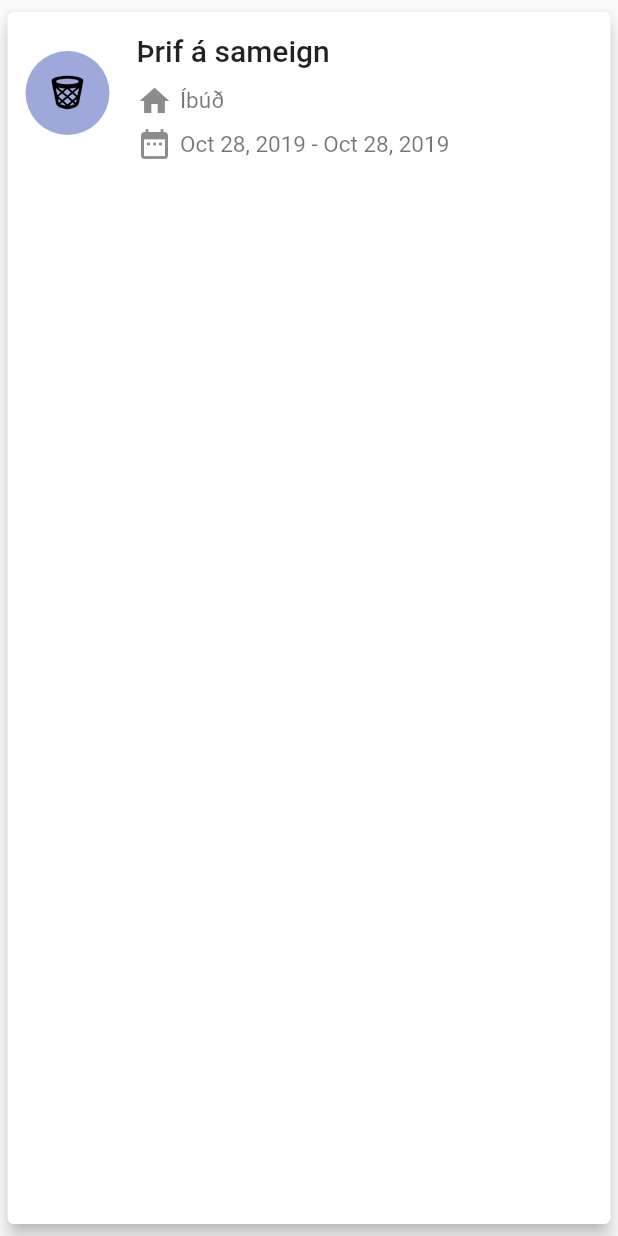
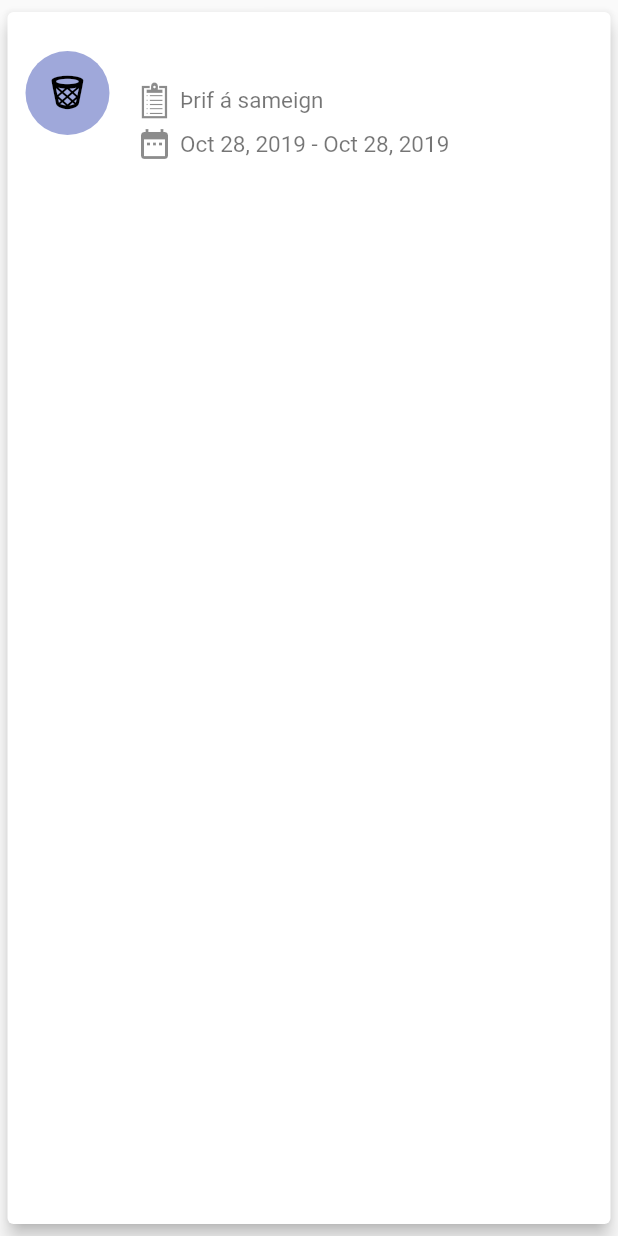
Before and after one commit to Hafst1/Husfelag, a Flutter app: the CleaningListItem widget shown alone on an empty page, opened directly with empty values, on a phone screen of 412 x 824 dp. Run offline on Flutter 3.47's test engine with Material 2 defaults, Android fonts, the phone set to English and light mode, and no system bars; our stand-ins replace table_calendar; statements that could not run were skipped.

Commit message:
small changes to list_items

```diff
--- a/lib/providers/constructions_provider.dart
+++ b/lib/providers/constructions_provider.dart
@@ -56,7 +56,7 @@ class ConstructionsProvider with ChangeNotifier {
       case ConstructionStatus.old:
         return dateTo.isBefore(currentDate);
       default:
-        return false;
+        return true;
     }
   }
 
--- a/lib/widgets/cleaning_list_item.dart
+++ b/lib/widgets/cleaning_list_item.dart
@@ -40,7 +40,7 @@ class CleaningListItem extends StatelessWidget {
           ),
         ),
         title: Text(
-          "Þrif á sameign",
+          apartment,
           style: Theme.of(context).textTheme.title,
         ),
         subtitle: Container(
@@ -49,13 +49,14 @@ class CleaningListItem extends StatelessWidget {
             children: <Widget>[
               Row(
                 children: <Widget>[
-                  Icon(Icons.home),
+                  Icon(CustomIcons.clipboard),
                   SizedBox(
                     width: 5,
                   ),
                   Expanded(
                     child: Text(
-                      'Íbúð $apartment',
+                      //apartment,
+                      "Þrif á sameign",
                       style: TextStyle(fontSize: 15),
                     ),
                   ),
--- a/lib/widgets/meetings_list_item.dart
+++ b/lib/widgets/meetings_list_item.dart
@@ -6,14 +6,12 @@ import './custom_icons_icons.dart';
 class MeetingsListItem extends StatelessWidget {
   final String title;
   final DateTime date;
-  final String startsAt;
   final String location;
   final String route;
 
   MeetingsListItem(
     {@required this.title,
     @required this.date,
-    @required this.startsAt,
     @required this.location,
     @required this.route}
   );
@@ -85,7 +83,7 @@ class MeetingsListItem extends StatelessWidget {
                   ),
                   Expanded(
                     child: Text(
-                      startsAt,
+                      DateFormat.Hm().format(date).toString(),
                       style: TextStyle(fontSize: 15),
                     ),
                   ),
```
Also changed, not shown: lib/main.dart (+14 -2 lines).
